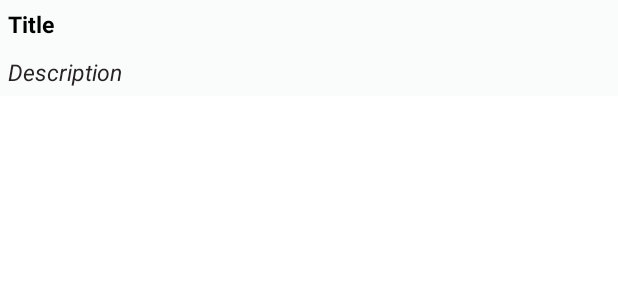
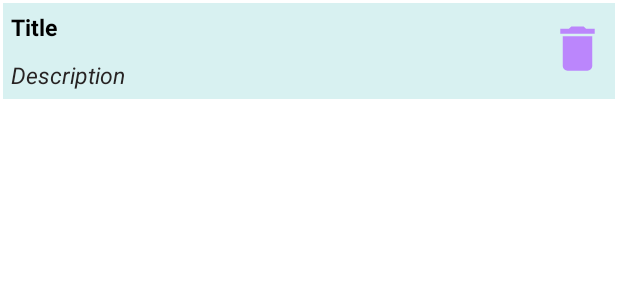
Before and after one commit to parakram10/NotesAppUsingRoomAndroid, an Android app: the layout note_layout.xml on its own in the app's theme, with its tools: preview values and no code run, on a phone screen of 412 x 824 dp. Shown: the top 300 px of the screen. Run offline under Robolectric (Android 15) with nearby library versions, the phone set to English and light mode, and no system bars.

Commit message:
on delete ui update

```diff
--- /dev/null
+++ b/app/src/main/res/drawable/ic_baseline_delete_24.xml
@@ -0,0 +1,10 @@
+<vector xmlns:android="http://schemas.android.com/apk/res/android"
+    android:width="24dp"
+    android:height="24dp"
+    android:viewportWidth="24"
+    android:viewportHeight="24"
+    android:tint="?attr/colorControlNormal">
+  <path
+      android:fillColor="@android:color/white"
+      android:pathData="M6,19c0,1.1 0.9,2 2,2h8c1.1,0 2,-0.9 2,-2V7H6v12zM19,4h-3.5l-1,-1h-5l-1,1H5v2h14V4z"/>
+</vector>
--- a/app/src/main/res/layout/note_layout.xml
+++ b/app/src/main/res/layout/note_layout.xml
@@ -1,10 +1,12 @@
 <?xml version="1.0" encoding="utf-8"?>
-<LinearLayout
+<RelativeLayout
     xmlns:android="http://schemas.android.com/apk/res/android"
+    xmlns:app="http://schemas.android.com/apk/res-auto"
     android:layout_width="match_parent"
     android:layout_height="wrap_content"
     android:orientation="vertical"
-    android:background="#FAFBFB">
+    android:background="#D8F1F1"
+    android:layout_margin="2dp">
 
     <TextView
         android:layout_width="match_parent"
@@ -24,6 +26,17 @@
         android:layout_margin="5dp"
         android:textStyle="italic"
         android:id="@+id/note_desc"
-        android:textColor="#272323"/>
+        android:textColor="#272323"
+        android:layout_below="@id/note_title"/>
 
-</LinearLayout>
+    <ImageView
+        android:layout_width="50dp"
+        android:layout_height="50dp"
+        android:src="@drawable/ic_baseline_delete_24"
+        app:tint="@color/purple_200"
+        android:id="@+id/delete"
+        android:layout_alignParentRight="true"
+        android:layout_marginTop="5dp"
+        android:padding="5dp" />
+
+</RelativeLayout>
```
Also changed, not shown: app/src/main/java/com/example/notesappusingroomandroid/MainActivity.kt (+8 -9 lines), app/src/main/java/com/example/notesappusingroomandroid/NotesDao/NotesDAO.kt (+5 -5 lines), app/src/main/java/com/example/notesappusingroomandroid/adapter/notesAdapter.kt (+27 -1 lines).
